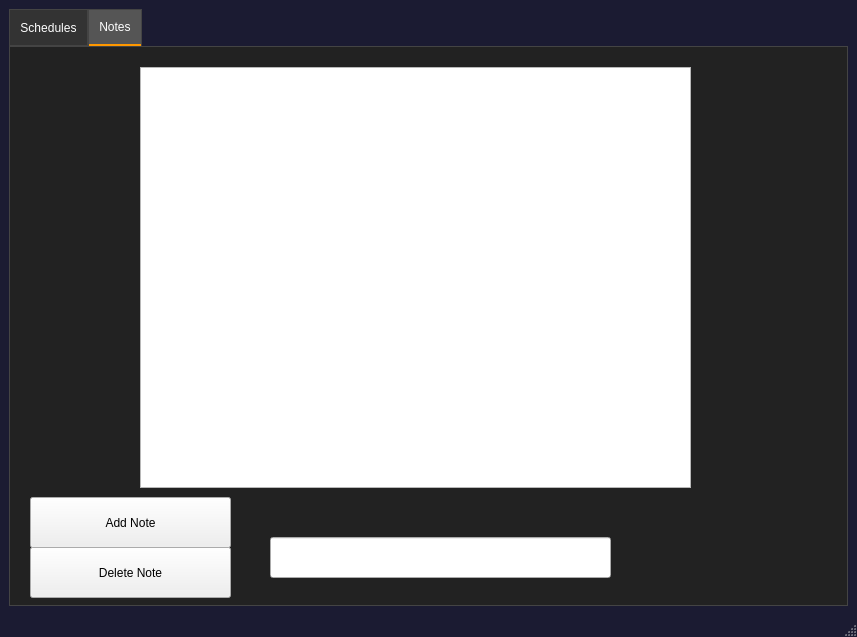
Above: UI/window.ui from Matchu02118/AcademicManagementApp before the change. Below: the same form after it.
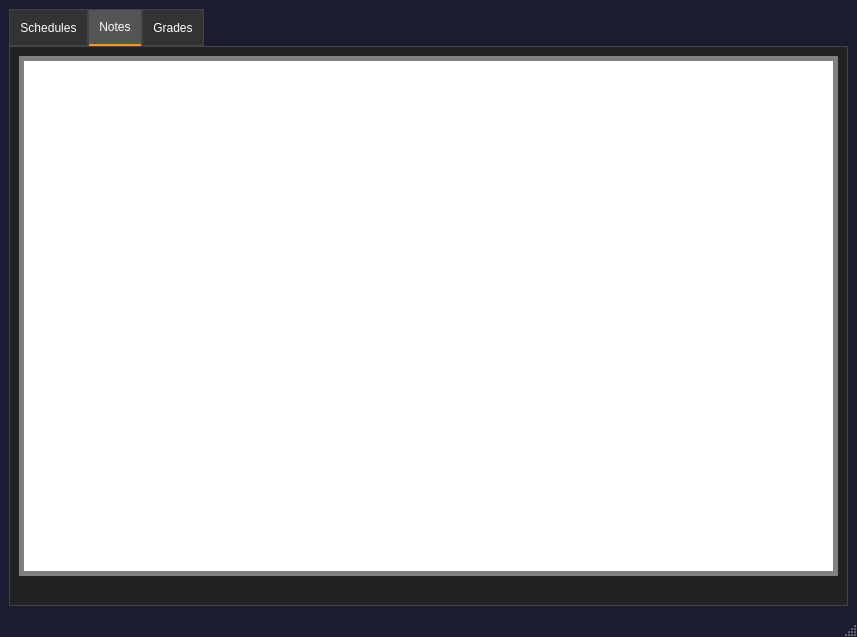
That is the form after the change. The open tabs and pages were chosen to show the change. Icons and pictures are not drawn.

```diff
--- a/UI/window.ui
+++ b/UI/window.ui
@@ -18,6 +18,9 @@
   <property name="windowTitle">
    <string>MainWindow</string>
   </property>
+  <property name="layoutDirection">
+   <enum>Qt::LeftToRight</enum>
+  </property>
   <property name="autoFillBackground">
    <bool>false</bool>
   </property>
@@ -50,6 +53,9 @@
 }
 </string>
       </property>
+      <property name="tabPosition">
+       <enum>QTabWidget::North</enum>
+      </property>
       <property name="currentIndex">
        <number>1</number>
       </property>
@@ -124,65 +130,79 @@
        <attribute name="title">
         <string>Notes</string>
        </attribute>
+       <layout class="QVBoxLayout" name="verticalLayout">
+        <item>
+         <widget class="QListWidget" name="notesView">
+          <property name="styleSheet">
+           <string notr="true">QListWidget{
+	border: 5px solid grey;
+    width:50px;
+}</string>
+          </property>
+          <property name="frameShape">
+           <enum>QFrame::NoFrame</enum>
+          </property>
+          <property name="frameShadow">
+           <enum>QFrame::Raised</enum>
+          </property>
+         </widget>
+        </item>
+        <item>
        <widget class="QPushButton" name="addNoteButton">
-        <property name="geometry">
-         <rect>
-          <x>20</x>
-          <y>450</y>
-          <width>201</width>
-          <height>51</height>
-         </rect>
-        </property>
-        <property name="text">
-         <string>Add Note</string>
-        </property>
-        <property name="icon">
-         <iconset>
-          <normaloff>../Image/plusSign.jpg</normaloff>../Image/plusSign.jpg</iconset>
-        </property>
-       </widget>
-       <widget class="QPushButton" name="deleteNoteButton">
-        <property name="geometry">
-         <rect>
-          <x>20</x>
-          <y>500</y>
-          <width>201</width>
-          <height>51</height>
-         </rect>
-        </property>
+          <property name="cursor">
+           <cursorShape>PointingHandCursor</cursorShape>
+          </property>
+          <property name="styleSheet">
+           <string notr="true">QPushButton{
+	border-radius: 50px;
+	background-color:transparent;
+}
+</string>
+          </property>
         <property name="text">
-         <string>Delete Note</string>
+           <string/>
         </property>
         <property name="icon">
          <iconset>
           <normaloff>../Image/plusSign.jpg</normaloff>../Image/plusSign.jpg</iconset>
         </property>
-       </widget>
-       <widget class="QLineEdit" name="lineEdit">
-        <property name="geometry">
-         <rect>
-          <x>260</x>
-          <y>490</y>
-          <width>341</width>
-          <height>41</height>
-         </rect>
-        </property>
-       </widget>
-       <widget class="QListWidget" name="listWidget">
-        <property name="geometry">
-         <rect>
-          <x>130</x>
-          <y>20</y>
-          <width>551</width>
-          <height>421</height>
-         </rect>
+          <property name="iconSize">
+           <size>
+            <width>32</width>
+            <height>32</height>
+           </size>
+          </property>
+         </widget>
+        </item>
+       </layout>
+      </widget>
+      <widget class="QWidget" name="GradesTab">
+       <attribute name="title">
+        <string>Grades</string>
+       </attribute>
+       <layout class="QHBoxLayout" name="horizontalLayout">
+        <item>
+         <widget class="QLabel" name="gradeLabel">
+          <property name="font">
+           <font>
+            <pointsize>16</pointsize>
+            <bold>true</bold>
+           </font>
         </property>
         <property name="styleSheet">
-         <string notr="true">listWidget{
-	border: 20px solid red;
+           <string notr="true">QLabel{
+	color:#fff;
 }</string>
         </property>
-       </widget>
+          <property name="text">
+           <string>My Grades</string>
+          </property>
+          <property name="alignment">
+           <set>Qt::AlignHCenter|Qt::AlignTop</set>
+          </property>
+         </widget>
+        </item>
+       </layout>
       </widget>
      </widget>
     </item>
```
Left out of the diff: 73 changed lines with no effect on the pictures. Lines whose indentation alone changed are shown as unchanged.
